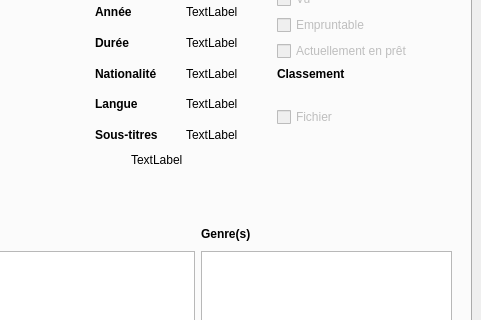
Old version of the form dadabooks.ui in the repository chindit/dadabooks; both pictures show x 371 to 852 and y 251 to 571 of the 852 by 752 pixel window.
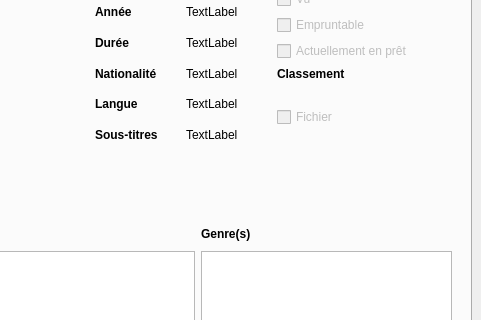
New version of the form. The open tabs and pages were chosen to show the change. Icons and pictures are not drawn.

What changed in the file:
```diff
--- a/dadabooks.ui
+++ b/dadabooks.ui
@@ -796,7 +796,7 @@
               <item>
                <widget class="QLabel" name="labelEtiquettesText">
                 <property name="text">
-                 <string>TextLabel</string>
+                 <string/>
                 </property>
                </widget>
               </item>
```
